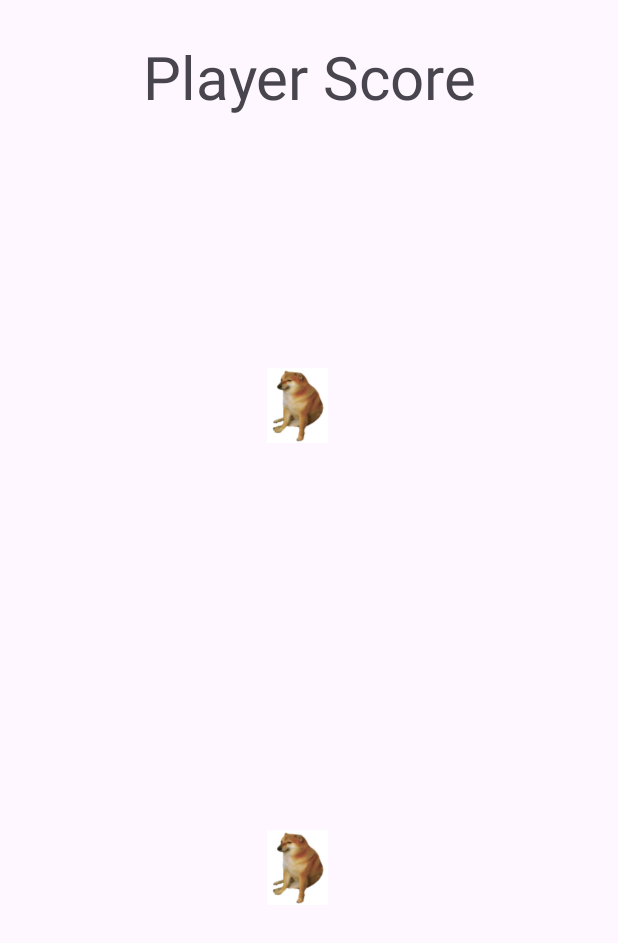
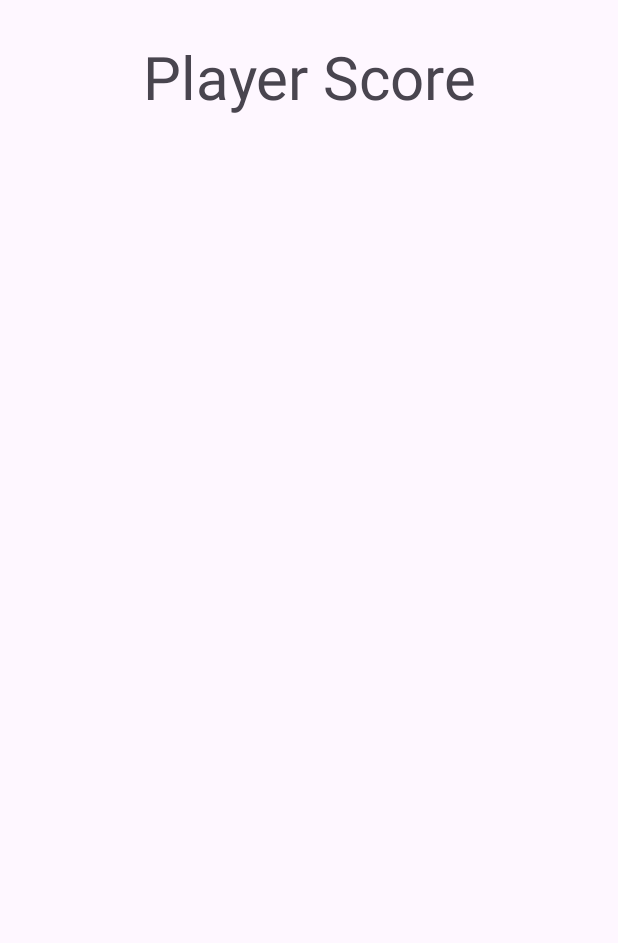
Before and after one commit to hk2281/quiz_app, an Android app: the ScoreActivity screen opened directly, with no data from a screen before it, on a phone screen of 412 x 824 dp. Shown: the top 943 px of the screen. Run offline under Robolectric (Android 15) with nearby library versions, the phone set to English and light mode, and no system bars.

Commit message:
- init new branch - remove old recycleview adapter emplementation

```diff
--- a/app/src/main/java/com/example/myapplication/ScoreActivity.java
+++ b/app/src/main/java/com/example/myapplication/ScoreActivity.java
@@ -17,10 +17,7 @@ public class ScoreActivity extends AppCompatActivity {
 
 
         setInitialData();
-        Log.d("fa","Score act on create");
-        RecyclerView recyclerView = findViewById(R.id.listInActivityScore);
-        StateAdapter adapter = new StateAdapter(this, states);
-        recyclerView.setAdapter(adapter);
+
 
 
     }
--- a/app/src/main/java/com/example/myapplication/StateAdapter.java
+++ /dev/null
@@ -1,57 +0,0 @@
-package com.example.myapplication;
-
-import android.content.Context;
-import android.util.Log;
-import android.view.LayoutInflater;
-import android.view.View;
-import android.view.ViewGroup;
-import android.widget.ImageView;
-import android.widget.TextView;
-
-import androidx.recyclerview.widget.RecyclerView;
-
-import java.util.ArrayList;
-import java.util.List;
-
-public class StateAdapter extends RecyclerView.Adapter<StateAdapter.ViewHolder> {
-    private final LayoutInflater inflater;
-    private final ArrayList<State> states;
-    StateAdapter(Context context, ArrayList<State> states) {
-        Log.d("fa", "in state adapter constructor");
-        this.states = states;
-        this.inflater = LayoutInflater.from(context);
-        Log.d("fa", "in end state adapter constructor");
-    }
-
-    @Override
-    public StateAdapter.ViewHolder onCreateViewHolder(ViewGroup parent, int viewType) {
-
-        View view = inflater.inflate(R.layout.list_item, parent, false);
-        return new ViewHolder(view);
-    }
-
-    @Override
-    public void onBindViewHolder(StateAdapter.ViewHolder holder, int position) {
-        State state = states.get(position);
-        Log.d("fa","onbindview holder");
-        holder.flagView.setImageResource(state.getFlagResource());
-        holder.nameView.setText(state.getName());
-        holder.scoreView.setText(state.getScore());
-    }
-
-    @Override
-    public int getItemCount() {
-        return states.size();
-    }
-
-    public static class ViewHolder extends RecyclerView.ViewHolder {
-        final ImageView flagView;
-        final TextView nameView, scoreView;
-        ViewHolder(View view){
-            super(view);
-            flagView = view.findViewById(R.id.flag);
-            nameView = view.findViewById(R.id.playerName);
-            scoreView = view.findViewById(R.id.playerScore);
-        }
-    }
-}
```
